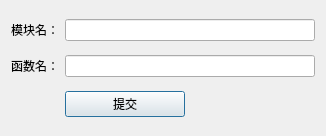
This is ui/match2.ui in dqzg12300/fridaUiTools as Qt 5 draws it before an edit. The edited form follows.
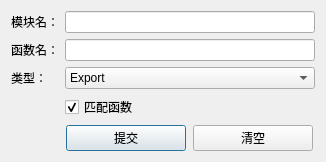
This is the edited form.

```diff
--- a/ui/match2.ui
+++ b/ui/match2.ui
@@ -7,23 +7,23 @@
     <x>0</x>
     <y>0</y>
     <width>326</width>
-    <height>136</height>
+    <height>160</height>
    </rect>
   </property>
   <property name="windowTitle">
    <string>匹配so函数</string>
   </property>
   <layout class="QGridLayout" name="gridLayout">
-   <item row="0" column="0">
-    <widget class="QLabel" name="label_3">
+   <item row="5" column="2">
+    <widget class="QCheckBox" name="chkHasMethod">
      <property name="text">
-      <string>模块名：</string>
+      <string>匹配函数</string>
+     </property>
+     <property name="checked">
+      <bool>true</bool>
      </property>
     </widget>
    </item>
-   <item row="0" column="1">
-    <widget class="QLineEdit" name="txtModule"/>
-   </item>
    <item row="1" column="0">
     <widget class="QLabel" name="label_2">
      <property name="text">
@@ -31,22 +31,70 @@
      </property>
     </widget>
    </item>
-   <item row="1" column="1">
+   <item row="0" column="2">
+    <widget class="QLineEdit" name="txtModule"/>
+   </item>
+   <item row="1" column="2">
     <widget class="QLineEdit" name="txtMethod"/>
    </item>
-   <item row="2" column="1">
-    <widget class="QPushButton" name="btnSubmit">
-     <property name="maximumSize">
-      <size>
-       <width>120</width>
-       <height>16777215</height>
-      </size>
+   <item row="3" column="0">
+    <widget class="QLabel" name="label_4">
+     <property name="text">
+      <string>类型：</string>
      </property>
+    </widget>
+   </item>
+   <item row="3" column="2">
+    <widget class="QComboBox" name="cmbShowType">
+     <item>
+      <property name="text">
+       <string>Export</string>
+      </property>
+     </item>
+     <item>
+      <property name="text">
+       <string>Symbol</string>
+      </property>
+     </item>
+    </widget>
+   </item>
+   <item row="0" column="0">
+    <widget class="QLabel" name="label_3">
      <property name="text">
-      <string>提交</string>
+      <string>模块名：</string>
      </property>
     </widget>
    </item>
+   <item row="6" column="2">
+    <layout class="QHBoxLayout" name="horizontalLayout">
+     <item>
+      <widget class="QPushButton" name="btnSubmit">
+       <property name="maximumSize">
+        <size>
+         <width>120</width>
+         <height>16777215</height>
+        </size>
+       </property>
+       <property name="text">
+        <string>提交</string>
+       </property>
+      </widget>
+     </item>
+     <item>
+      <widget class="QPushButton" name="btnClear">
+       <property name="maximumSize">
+        <size>
+         <width>120</width>
+         <height>16777215</height>
+        </size>
+       </property>
+       <property name="text">
+        <string>清空</string>
+       </property>
+      </widget>
+     </item>
+    </layout>
+   </item>
   </layout>
  </widget>
  <resources/>
```
